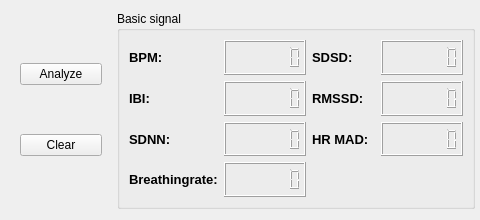
This is source/serialplot/src/heartanalysispanel.ui in KacperJanowski98/SerialPlot-Biomedical-Signals as Qt 5 draws it before an edit; both pictures show x 0 to 480 and y 0 to 220 of the 850 by 220 pixel window. The edited form follows.
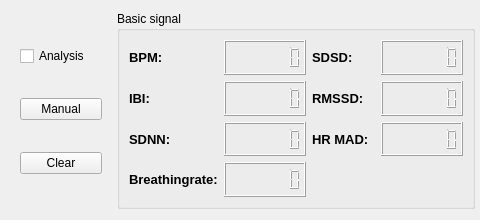
This is the edited form.

Commit message: Added automatic analysis

What changed in the file:
```diff
--- a/source/serialplot/src/heartanalysispanel.ui
+++ b/source/serialplot/src/heartanalysispanel.ui
@@ -30,9 +30,16 @@
      </property>
      <layout class="QVBoxLayout" name="verticalLayout">
       <item>
-       <widget class="QPushButton" name="pbAnalyze">
+       <widget class="QCheckBox" name="cbAnalysis">
         <property name="text">
-         <string>Analyze</string>
+         <string>Analysis</string>
+        </property>
+       </widget>
+      </item>
+      <item>
+       <widget class="QPushButton" name="pbManual">
+        <property name="text">
+         <string>Manual</string>
         </property>
        </widget>
       </item>
```
The commit also changes 4 other files.
